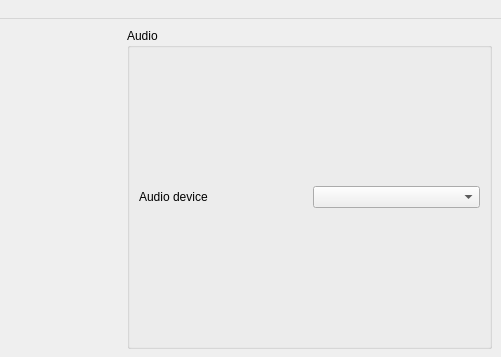
Above: mainwindow.ui from HorstBaerbel/NerDisco before the change; both pictures show x 618 to 1119 and y 0 to 357 of the 1119 by 707 pixel window. Below: the same form after it.
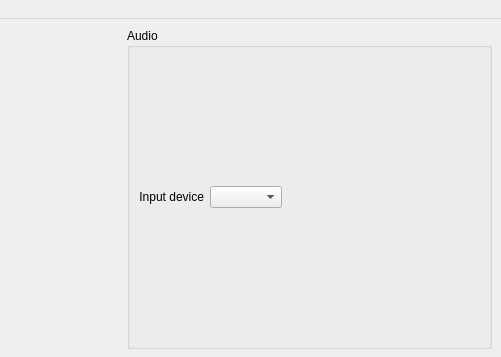
That is the form after the change. Icons and pictures are not drawn. Custom widgets are drawn as their Qt base class.

Commit message: Initial audio device support

The edit to the form file:
```diff
--- a/mainwindow.ui
+++ b/mainwindow.ui
@@ -79,13 +79,29 @@
            <item>
             <widget class="QLabel" name="label_6">
              <property name="text">
-              <string>Audio device</string>
+              <string>Input device</string>
+             </property>
+             <property name="alignment">
+              <set>Qt::AlignRight|Qt::AlignTrailing|Qt::AlignVCenter</set>
              </property>
             </widget>
            </item>
            <item>
             <widget class="QComboBox" name="comboBoxAudioDevice"/>
            </item>
+           <item>
+            <spacer name="horizontalSpacer">
+             <property name="orientation">
+              <enum>Qt::Horizontal</enum>
+             </property>
+             <property name="sizeHint" stdset="0">
+              <size>
+               <width>20</width>
+               <height>20</height>
+              </size>
+             </property>
+            </spacer>
+           </item>
           </layout>
          </item>
         </layout>
```
The commit also changes 6 other files.
